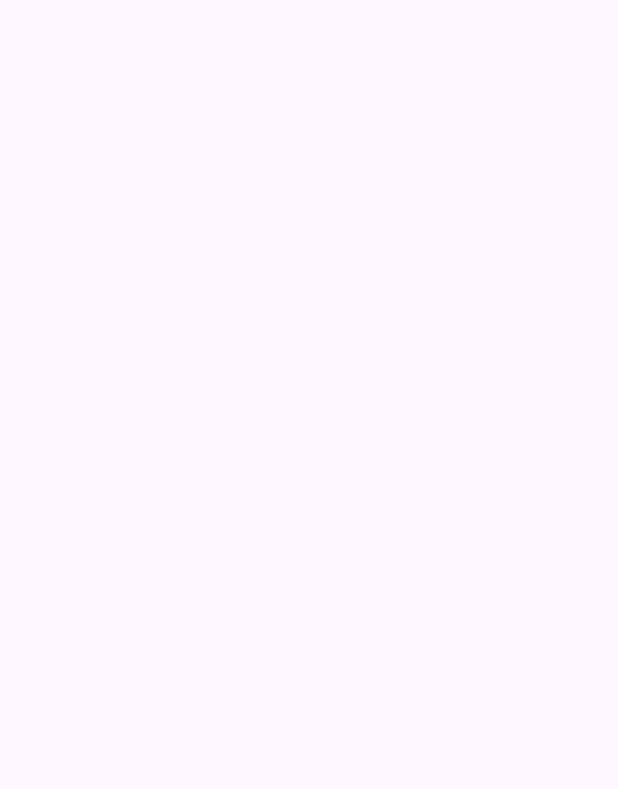
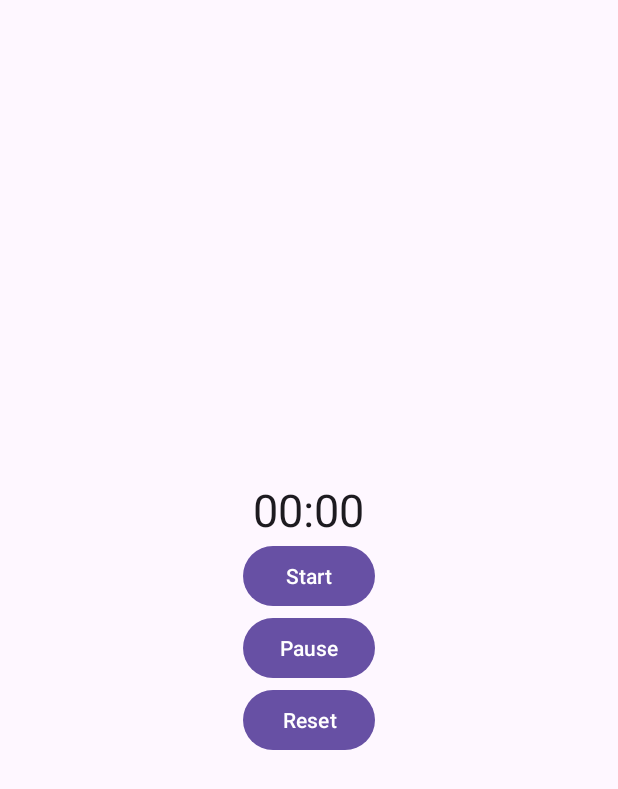
Before and after one commit to ArthurMitsuo/TrabalhoCronometro, an Android app: the screen it shows after launch (MainActivity), on a phone screen of 412 x 824 dp. Before the commit the part shown is empty. Shown: the top 789 px of the screen. Run offline under Robolectric (Android 15) with nearby library versions, the phone set to English and light mode, and no system bars; 1 statement that could not run was skipped.

Commit message:
segundo commit, inicio realizado na aplicação. Problemas para resolver a variável

```diff
--- a/app/src/main/java/com/example/cronometro/MainActivity.kt
+++ b/app/src/main/java/com/example/cronometro/MainActivity.kt
@@ -2,10 +2,31 @@ package com.example.cronometro
 
 import androidx.appcompat.app.AppCompatActivity
 import android.os.Bundle
+import android.widget.Chronometer
 
 class MainActivity : AppCompatActivity() {
+    var chronometer : Chronometer;
+    var running : Boolean = true;
     override fun onCreate(savedInstanceState: Bundle?) {
         super.onCreate(savedInstanceState)
         setContentView(R.layout.activity_main)
+
+        chronometer = findViewById(R.id.chronometer);
+    }
+
+    fun startChronometer( ){
+        if(!running){
+            chronometer.start();
+            running = true;
+        }
+    }
+    fun pauseChronometer( ){
+        if(running){
+            chronometer.stop();
+            running = false;
+        }
+    }
+    fun resetChronometer( ){
+
     }
 }
--- a/app/src/main/res/layout/activity_main.xml
+++ b/app/src/main/res/layout/activity_main.xml
@@ -1,11 +1,39 @@
 <?xml version="1.0" encoding="utf-8"?>
-<androidx.constraintlayout.widget.ConstraintLayout xmlns:android="http://schemas.android.com/apk/res/android"
+<LinearLayout xmlns:android="http://schemas.android.com/apk/res/android"
     xmlns:app="http://schemas.android.com/apk/res-auto"
     xmlns:tools="http://schemas.android.com/tools"
     android:layout_width="match_parent"
     android:layout_height="match_parent"
+    android:orientation="vertical"
+    android:gravity="center"
     tools:context=".MainActivity">
 
+    <Chronometer
+        android:id="@+id/chronometer"
+        android:layout_width="wrap_content"
+        android:layout_height="wrap_content"
+        android:textSize="30dp" />
 
+    <Button
+        android:id="@+id/buttonStartChronometer"
+        android:layout_width="wrap_content"
+        android:layout_height="wrap_content"
+        android:text="@string/start"
+        android:onClick="startChronometer"
+        />
+    <Button
+        android:id="@+id/buttonPauseChronometer"
+        android:layout_width="wrap_content"
+        android:layout_height="wrap_content"
+        android:text="@string/pause"
+        android:onClick="pauseChronometer"
+        />
+    <Button
+        android:id="@+id/buttonResetChronometer"
+        android:layout_width="wrap_content"
+        android:layout_height="wrap_content"
+        android:text="@string/reset"
+        android:onClick="resetChronometer"
+        />
 
-</androidx.constraintlayout.widget.ConstraintLayout>
+</LinearLayout>
--- a/app/src/main/res/values/strings.xml
+++ b/app/src/main/res/values/strings.xml
@@ -1,3 +1,6 @@
 <resources>
     <string name="app_name">Cronometro</string>
+    <string name="start">Start</string>
+    <string name="pause">Pause</string>
+    <string name="reset">Reset</string>
 </resources>
```
Also changed, not shown: 1 other file.
